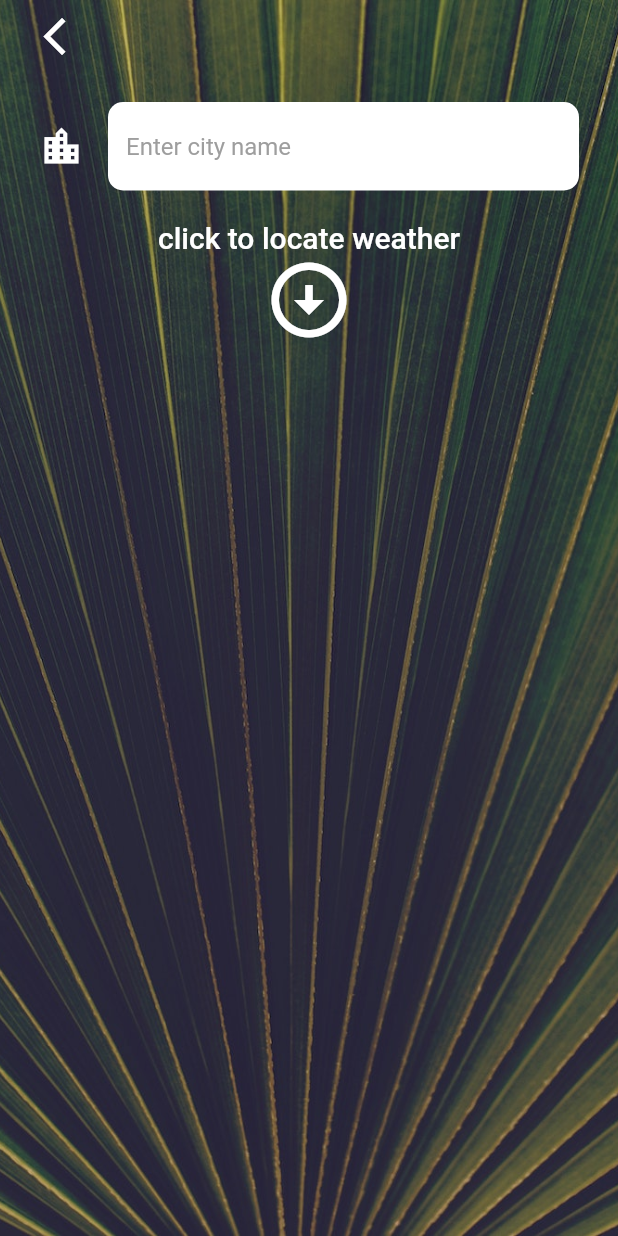
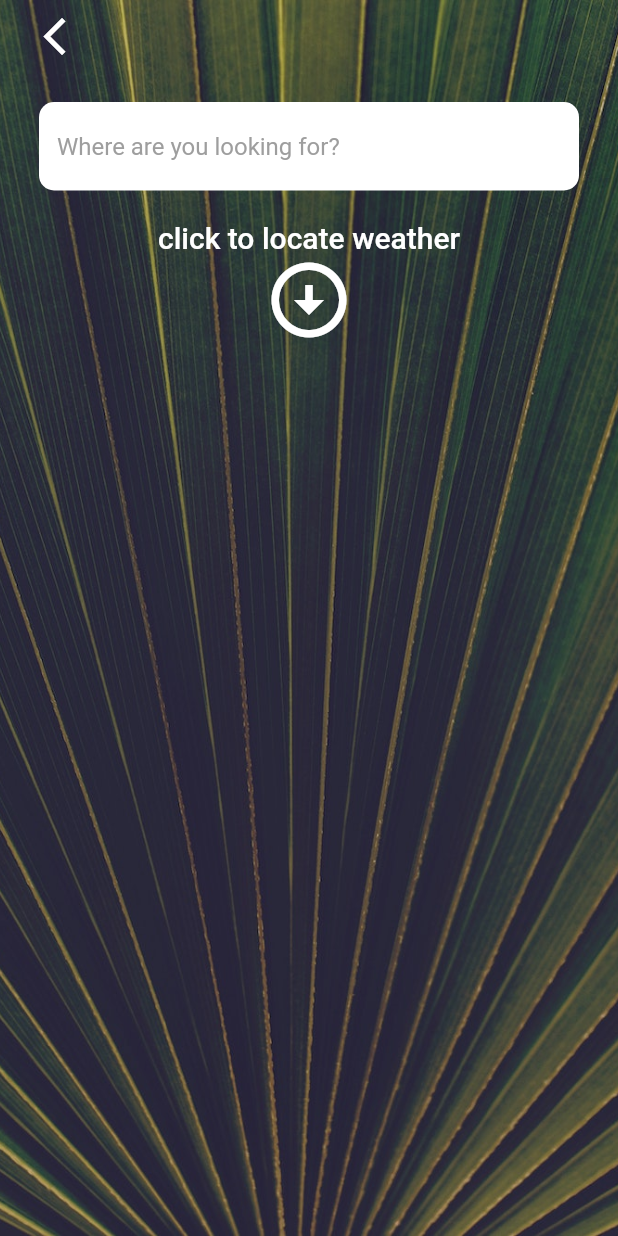
Before and after one commit to revanthRaghuPrasad/clima, a Flutter app: the CityScreen screen opened directly, on a phone screen of 412 x 824 dp. Run offline on Flutter 3.47's test engine with Material 2 defaults, Android fonts, the phone set to English and light mode, and no system bars; our stand-ins replace flutter_spinkit, geolocator; network calls fail.

Commit message:
refactored icons

```diff
--- a/lib/utilities/constants.dart
+++ b/lib/utilities/constants.dart
@@ -22,12 +22,12 @@ const kConditionTextStyle = TextStyle(
 const kTextFieldInputDecoration = InputDecoration(
   filled: true,
   fillColor: Colors.white,
-  icon: Icon(
-    Icons.location_city,
-    color: Colors.white,
-    size: 30.0,
-  ),
-  hintText: 'Enter city name',
+  // icon: Icon(
+  //   Icons.arrow_circle_down_outlined ,
+  //   color: Colors.white,
+  //   size: 30.0,
+  // ),
+  hintText: 'Where are you looking for?',
   hintStyle: TextStyle(
     color: Colors.grey,
   ),
```
